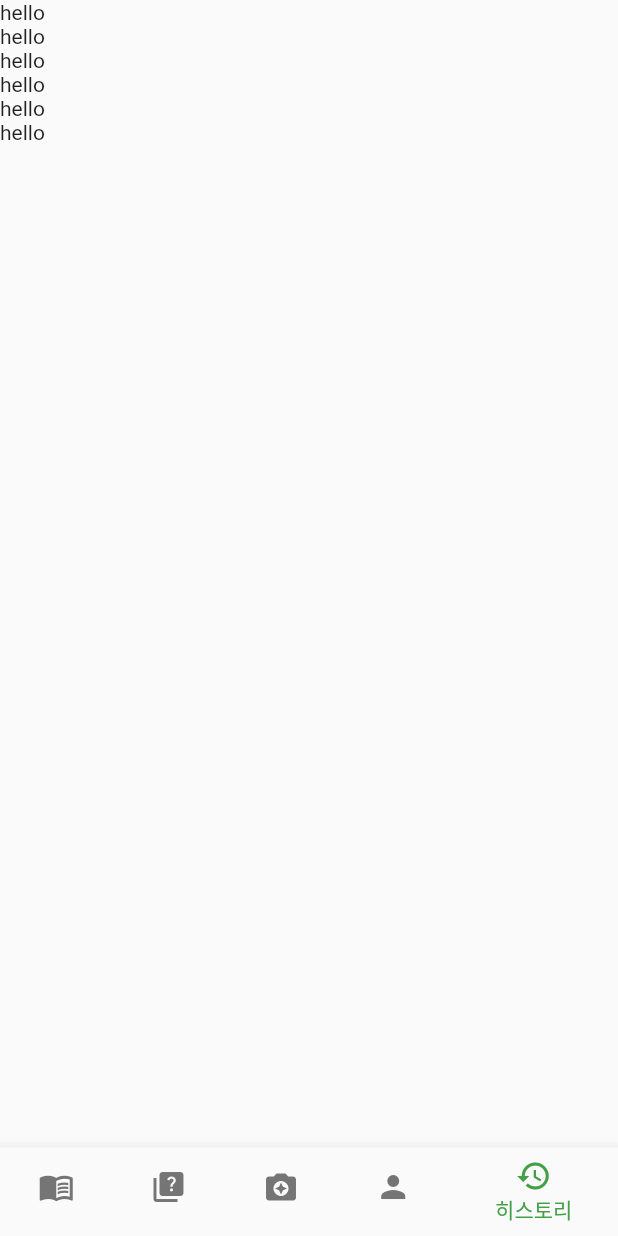
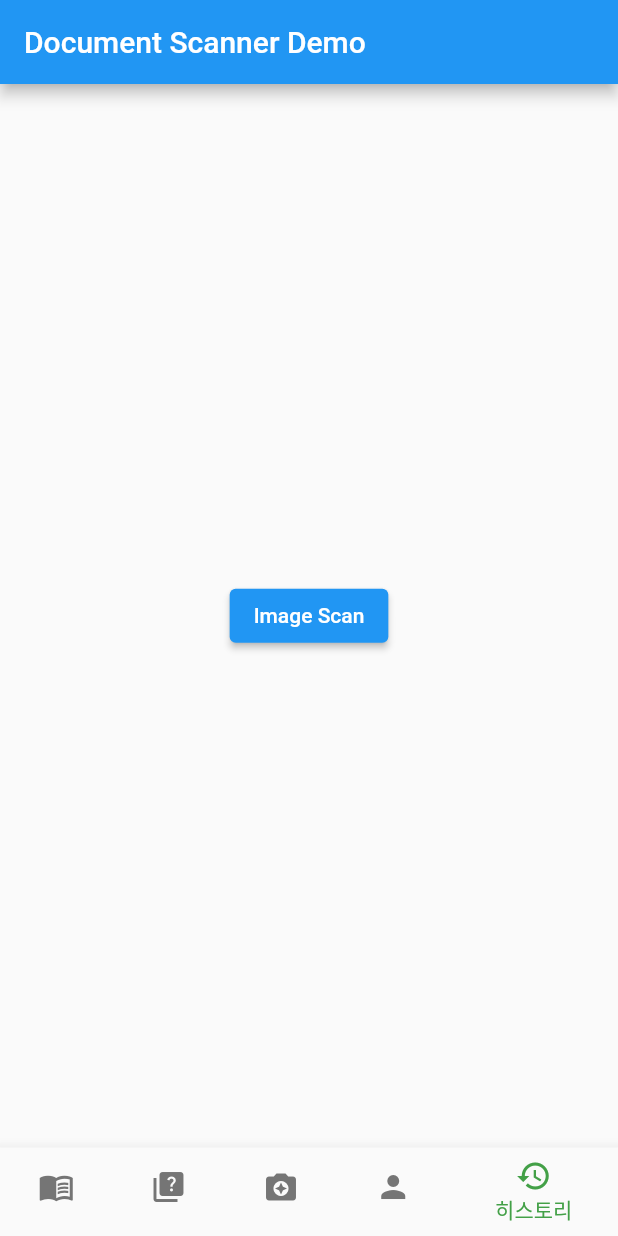
Before and after one commit to ChangHyun2/flutter-note, a Flutter app: the screen it shows after launch, item 5 of the bottom bar chosen, on a phone screen of 412 x 824 dp. Run offline on Flutter 3.47's test engine with Material 2 defaults, Android fonts, the phone set to English and light mode, and no system bars; our stand-ins replace camera, flutter_dotenv, go_router, image_gallery_saver, jwt_decoder, lottie; missing offline and left inert: document_scanner_flutter, kakao_flutter_sdk_common, kakao_flutter_sdk_user.

Commit message:
feat: scanner

```diff
--- a/lib/components/bottom_nav_bar.dart
+++ b/lib/components/bottom_nav_bar.dart
@@ -23,7 +23,7 @@ class ScaffoldWithNavBar extends StatelessWidget {
     if (location.startsWith('/profile')) {
       return 3;
     }
-    if (location.startsWith('/history')) {
+    if (location.startsWith('/document')) {
       return 4;
     }
 
@@ -45,7 +45,7 @@ class ScaffoldWithNavBar extends StatelessWidget {
         GoRouter.of(context).go('/profile');
         break;
       case 4:
-        GoRouter.of(context).go('/history');
+        GoRouter.of(context).go('/document');
         break;
     }
   }
--- a/lib/main.dart
+++ b/lib/main.dart
@@ -6,7 +6,9 @@ import 'package:bside_todolist/screen/login_screen.dart';
 import 'package:bside_todolist/screen/problems_screen.dart';
 import 'package:bside_todolist/screen/profile_screen.dart';
 import 'package:bside_todolist/screen/quiz_screen.dart';
-import 'package:bside_todolist/screen/upload_screen.dart';
+import 'package:bside_todolist/screen/photo_screen.dart';
+import 'package:camera/camera.dart';
+import 'package:bside_todolist/screen/document_scanner.dart';
 import 'package:flutter/cupertino.dart';
 import 'package:flutter/material.dart';
 import 'package:flutter_dotenv/flutter_dotenv.dart';
@@ -20,6 +22,7 @@ Future main() async {
 
   // 웹 환경에서 카카오 로그인을 정상적으로 완료하려면 runApp() 호출 전 아래 메서드 호출 필요
   WidgetsFlutterBinding.ensureInitialized();
+
   // runApp() 호출 전 Flutter SDK 초기화
   KakaoSdk.init(
     nativeAppKey: dotenv.env['KAKAO_APP_KEY'],
@@ -34,8 +37,6 @@ Future main() async {
 }
 
 class MyApp extends StatelessWidget {
-  MyApp({super.key});
-
   final _router = GoRouter(
     initialLocation: '/landing',
     routes: <RouteBase>[
@@ -61,7 +62,7 @@ class MyApp extends StatelessWidget {
             ),
             GoRoute(
               path: '/upload',
-              builder: (context, state) => UploadScreen(),
+              builder: (context, state) => PhotoScreen(),
             ),
             GoRoute(
               path: '/profile',
@@ -69,7 +70,11 @@ class MyApp extends StatelessWidget {
             ),
             GoRoute(
               path: '/history',
-              builder: (context, state) => HistoryScreen(),
+              builder: (context, state) => DocumentScanner(),
+            ),
+            GoRoute(
+              path: '/document',
+              builder: (context, state) => DocumentScanner(),
             ),
           ])
     ],
--- /dev/null
+++ b/lib/screen/document_scanner.dart
@@ -0,0 +1,56 @@
+import 'dart:io';
+
+import 'package:document_scanner_flutter/document_scanner_flutter.dart';
+import 'package:document_scanner_flutter/configs/configs.dart';
+import 'package:flutter/material.dart';
+
+class DocumentScanner extends StatefulWidget {
+  @override
+  _DocumentScannerState createState() => _DocumentScannerState();
+}
+
+class _DocumentScannerState extends State<DocumentScanner> {
+  File? _scannedImage;
+
+  openImageScanner(BuildContext context) async {
+    var image = await DocumentScannerFlutter.launch(context,
+        source: ScannerFileSource.CAMERA,
+        labelsConfig: {
+          ScannerLabelsConfig.ANDROID_NEXT_BUTTON_LABEL: "Next Step",
+          ScannerLabelsConfig.ANDROID_OK_LABEL: "OK"
+        });
+    if (image != null) {
+      _scannedImage = image;
+      setState(() {});
+    }
+  }
+
+  @override
+  Widget build(BuildContext context) {
+    return MaterialApp(
+      home: Scaffold(
+        appBar: AppBar(
+          title: const Text('Document Scanner Demo'),
+        ),
+        body: Column(
+          mainAxisAlignment: MainAxisAlignment.center,
+          crossAxisAlignment: CrossAxisAlignment.center,
+          children: [
+            if (_scannedImage != null) ...[
+              if (_scannedImage != null)
+                Image.file(_scannedImage!,
+                    width: 300, height: 300, fit: BoxFit.contain),
+            ],
+            Center(
+              child: Builder(builder: (context) {
+                return ElevatedButton(
+                    onPressed: () => openImageScanner(context),
+                    child: Text("Image Scan"));
+              }),
+            )
+          ],
+        ),
+      ),
+    );
+  }
+}
```
Also changed, not shown: lib/screen/photo_screen.dart (added, +194 -0 lines), lib/screen/upload_screen.dart (deleted, +0 -18 lines), pubspec.yaml (+8 -0 lines), 4 other files.
